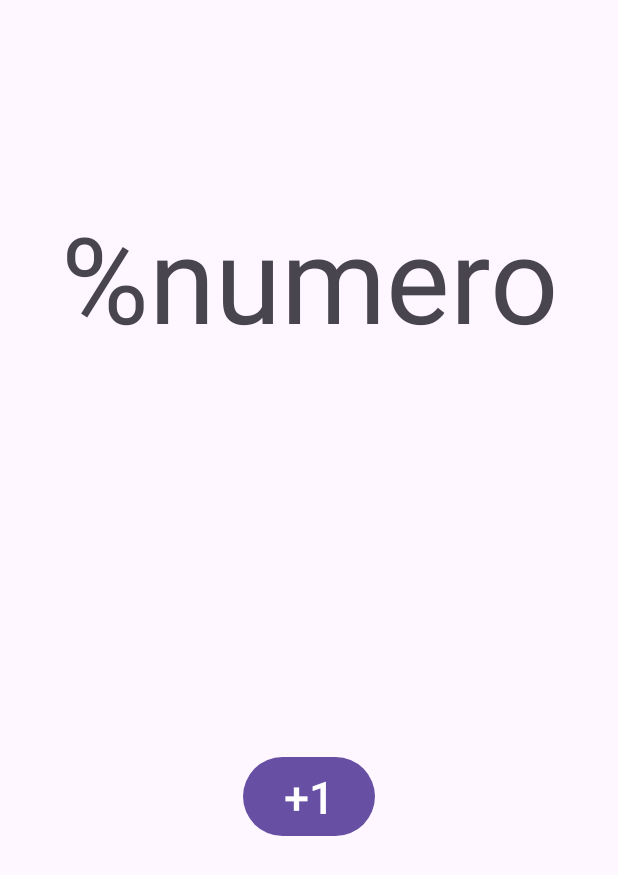
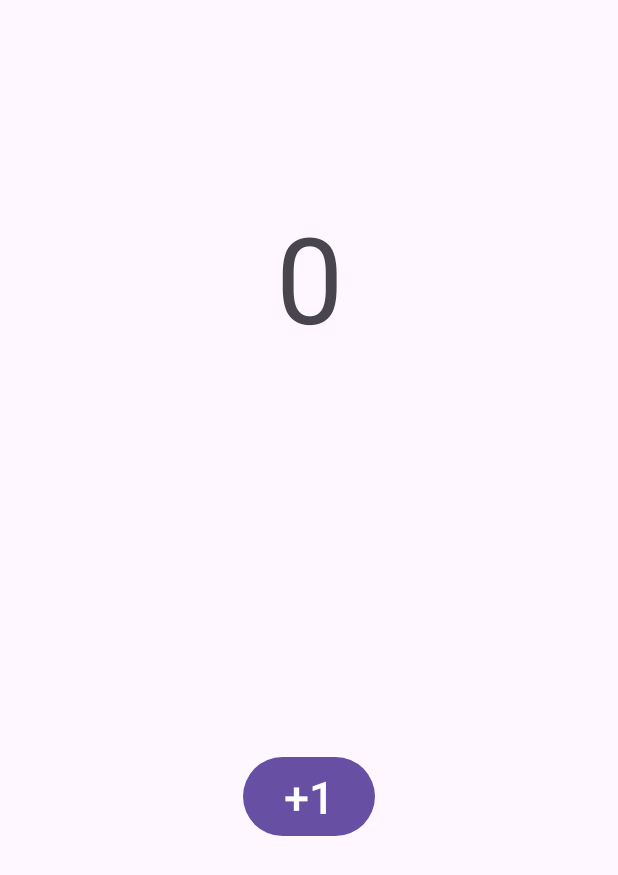
Before and after one commit to kaneraZh/2023.android_iot, an Android app: the layout activity_main.xml on its own in the app's theme, with its tools: preview values and no code run, on a phone screen of 412 x 824 dp. Shown: the top 875 px of the screen. Run offline under Robolectric (Android 15) with nearby library versions, the phone set to English and light mode, and no system bars.

```diff
--- a/app/src/main/res/layout/activity_main.xml
+++ b/app/src/main/res/layout/activity_main.xml
@@ -13,7 +13,7 @@
         android:layout_weight="1.0"
         android:gravity="center"
         android:justificationMode="inter_word"
-        android:text="%numero"
+        android:text="0"
         android:textAlignment="center"
         android:textSize="80dp" />
     <Space
```
Also changed, not shown: app/src/main/java/com/example/fundamentos/MainActivity.java (+8 -6 lines).
